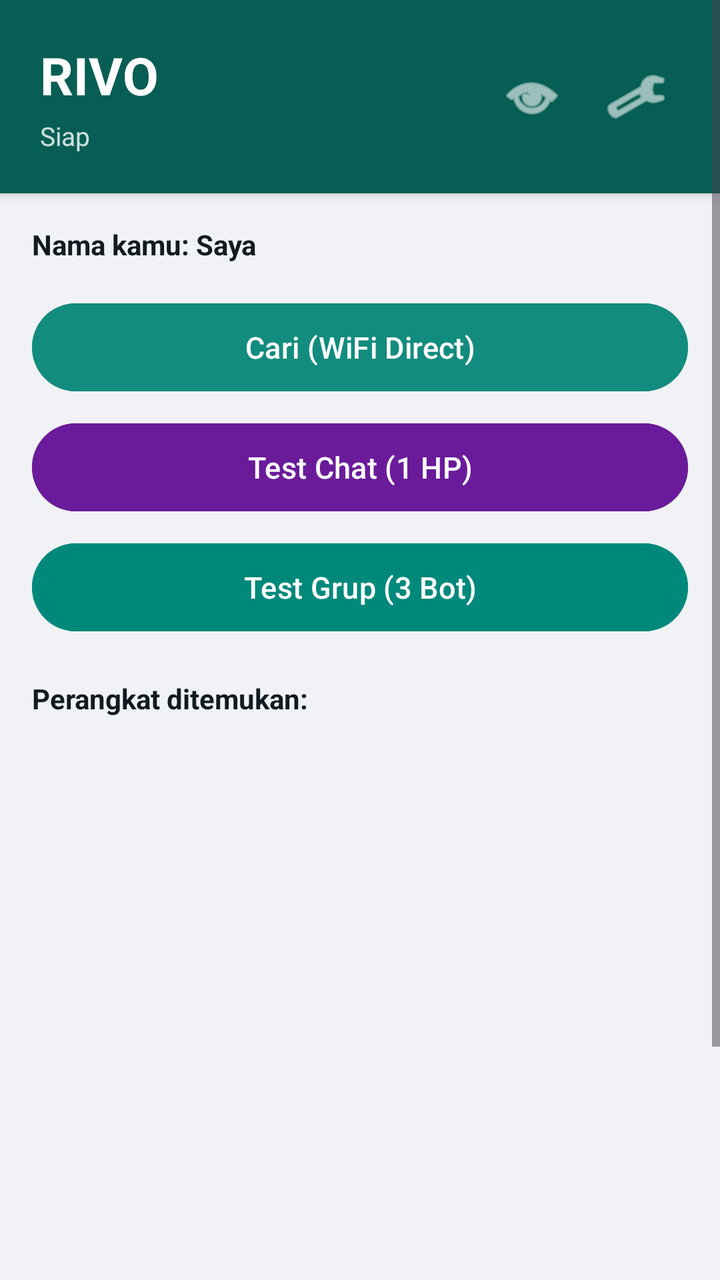
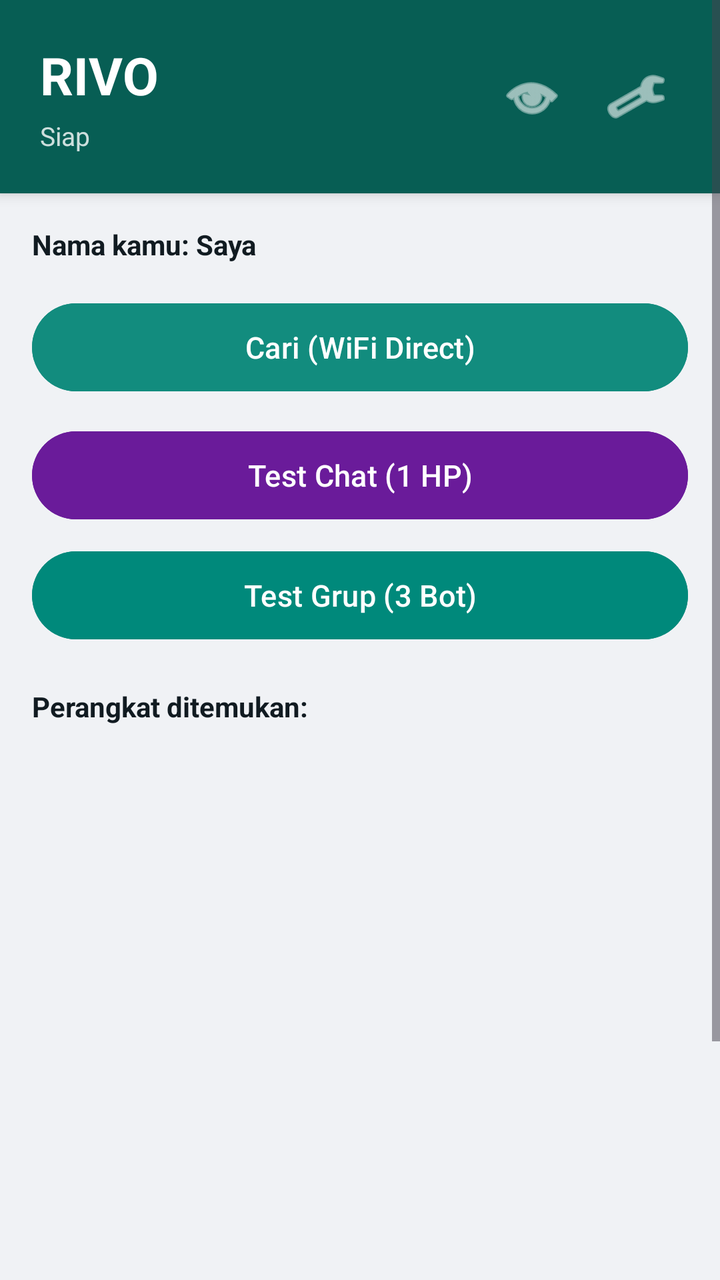

Screens rendered from an Android XML layout before and after an edit, with the pre-edit source and the edit as a unified diff.
<!-- AndroidManifest.xml: application theme Theme.Material3.DayNight.NoActionBar -->
<!-- res/layout/activity_main.xml -->
<?xml version="1.0" encoding="utf-8"?>
<ScrollView xmlns:android="http://schemas.android.com/apk/res/android"
    android:layout_width="match_parent"
    android:layout_height="match_parent"
    android:background="@color/home_bg">

<LinearLayout
    android:layout_width="match_parent"
    android:layout_height="wrap_content"
    android:orientation="vertical">

    <LinearLayout
        android:layout_width="match_parent"
        android:layout_height="wrap_content"
        android:background="@drawable/header_bg"
        android:orientation="horizontal"
        android:padding="20dp"
        android:gravity="center_vertical"
        android:elevation="4dp">

        <LinearLayout
            android:layout_width="0dp"
            android:layout_height="wrap_content"
            android:layout_weight="1"
            android:orientation="vertical">

            <TextView
                android:layout_width="match_parent"
                android:layout_height="wrap_content"
                android:text="RIVO"
                android:textColor="#FFFFFF"
                android:textSize="26sp"
                android:textStyle="bold" />

            <TextView
                android:id="@+id/statusText"
                android:layout_width="match_parent"
                android:layout_height="wrap_content"
                android:text="Siap"
                android:textColor="#CCFFFFFF"
                android:textSize="13sp"
                android:paddingTop="4dp" />
        </LinearLayout>

        <ImageButton
            android:id="@+id/btnDarkMode"
            android:layout_width="44dp"
            android:layout_height="44dp"
            android:layout_marginEnd="8dp"
            android:background="?android:attr/selectableItemBackgroundBorderless"
            android:src="@android:drawable/ic_menu_view"
            android:tint="#FFFFFF"
            android:contentDescription="Mode" />

        <ImageButton
            android:id="@+id/btnSettings"
            android:layout_width="44dp"
            android:layout_height="44dp"
            android:background="?android:attr/selectableItemBackgroundBorderless"
            android:src="@android:drawable/ic_menu_preferences"
            android:tint="#FFFFFF"
            android:contentDescription="Pengaturan" />
    </LinearLayout>

    <LinearLayout
        android:layout_width="match_parent"
        android:layout_height="wrap_content"
        android:orientation="vertical"
        android:padding="16dp">

        <TextView
            android:id="@+id/myNameText"
            android:layout_width="match_parent"
            android:layout_height="wrap_content"
            android:text="Nama kamu: Saya"
            android:textSize="14sp"
            android:textColor="@color/text_primary"
            android:paddingBottom="16dp"
            android:textStyle="bold" />

        <Button
            android:id="@+id/btnScan"
            android:layout_width="match_parent"
            android:layout_height="52dp"
            android:text="Cari (WiFi Direct)"
            android:textSize="15sp"
            android:backgroundTint="@color/brand_green_light"
            android:textColor="#FFFFFF" />

        <Button
            android:id="@+id/btnOpenChat"
            android:layout_width="match_parent"
            android:layout_height="52dp"
            android:layout_marginTop="8dp"
            android:text="Buka Chat"
            android:textSize="15sp"
            android:backgroundTint="@color/brand_accent"
            android:textColor="#FFFFFF"
            android:visibility="gone" />

        <Button
            android:id="@+id/btnDisconnect"
            android:layout_width="match_parent"
            android:layout_height="52dp"
            android:layout_marginTop="8dp"
            android:text="Putuskan Koneksi"
            android:textSize="15sp"
            android:backgroundTint="#E53935"
            android:textColor="#FFFFFF"
            android:visibility="gone" />

        <Button
            android:id="@+id/btnTestChat"
            android:layout_width="match_parent"
            android:layout_height="52dp"
            android:layout_marginTop="8dp"
            android:text="Test Chat (1 HP)"
            android:textSize="15sp"
            android:backgroundTint="#6A1B9A"
            android:textColor="#FFFFFF" />

        <Button
            android:id="@+id/btnGroupChat"
            android:layout_width="match_parent"
            android:layout_height="52dp"
            android:layout_marginTop="8dp"
            android:text="Test Grup (3 Bot)"
            android:textSize="15sp"
            android:backgroundTint="#00897B"
            android:textColor="#FFFFFF" />

        <TextView
            android:layout_width="match_parent"
            android:layout_height="wrap_content"
            android:text="Perangkat ditemukan:"
            android:paddingTop="20dp"
            android:paddingBottom="8dp"
            android:textStyle="bold"
            android:textSize="14sp"
            android:textColor="@color/text_primary" />

        <androidx.recyclerview.widget.RecyclerView
            android:id="@+id/peerList"
            android:layout_width="match_parent"
            android:layout_height="400dp" />
    </LinearLayout>
</LinearLayout>
</ScrollView>
<!-- resources referenced by this layout -->
<resources>
  <color name="brand_accent">#25D366</color>
  <color name="brand_green_light">#128C7E</color>
  <color name="home_bg">#F0F2F5</color>
  <color name="text_primary">#111B21</color>
  <!-- drawable header_bg (drawable) -->
  <?xml version="1.0" encoding="utf-8"?>
  <shape xmlns:android="http://schemas.android.com/apk/res/android"
      android:shape="rectangle">
      <solid android:color="@color/brand_green" />
  </shape>
  <color name="brand_green">#075E54</color>
</resources>

<!-- the commit's change to res/layout/activity_main.xml (unified diff, before → after) -->
@@ -3,12 +3,10 @@
     android:layout_width="match_parent"
     android:layout_height="match_parent"
     android:background="@color/home_bg">
-
 <LinearLayout
     android:layout_width="match_parent"
     android:layout_height="wrap_content"
     android:orientation="vertical">
-
     <LinearLayout
         android:layout_width="match_parent"
         android:layout_height="wrap_content"
@@ -17,13 +15,11 @@
         android:padding="20dp"
         android:gravity="center_vertical"
         android:elevation="4dp">
-
         <LinearLayout
             android:layout_width="0dp"
             android:layout_height="wrap_content"
             android:layout_weight="1"
             android:orientation="vertical">
-
             <TextView
                 android:layout_width="match_parent"
                 android:layout_height="wrap_content"
@@ -31,7 +27,6 @@
                 android:textColor="#FFFFFF"
                 android:textSize="26sp"
                 android:textStyle="bold" />
-
             <TextView
                 android:id="@+id/statusText"
                 android:layout_width="match_parent"
@@ -41,7 +36,6 @@
                 android:textSize="13sp"
                 android:paddingTop="4dp" />
         </LinearLayout>
-
         <ImageButton
             android:id="@+id/btnDarkMode"
             android:layout_width="44dp"
@@ -51,7 +45,6 @@
             android:src="@android:drawable/ic_menu_view"
             android:tint="#FFFFFF"
             android:contentDescription="Mode" />
-
         <ImageButton
             android:id="@+id/btnSettings"
             android:layout_width="44dp"
@@ -61,13 +54,11 @@
             android:tint="#FFFFFF"
             android:contentDescription="Pengaturan" />
     </LinearLayout>
-
     <LinearLayout
         android:layout_width="match_parent"
         android:layout_height="wrap_content"
         android:orientation="vertical"
         android:padding="16dp">
-
         <TextView
             android:id="@+id/myNameText"
             android:layout_width="match_parent"
@@ -77,7 +68,6 @@
             android:textColor="@color/text_primary"
             android:paddingBottom="16dp"
             android:textStyle="bold" />
-
         <Button
             android:id="@+id/btnScan"
             android:layout_width="match_parent"
@@ -86,7 +76,6 @@
             android:textSize="15sp"
             android:backgroundTint="@color/brand_green_light"
             android:textColor="#FFFFFF" />
-
         <Button
             android:id="@+id/btnOpenChat"
             android:layout_width="match_parent"
@@ -97,7 +86,6 @@
             android:backgroundTint="@color/brand_accent"
             android:textColor="#FFFFFF"
             android:visibility="gone" />
-
         <Button
             android:id="@+id/btnDisconnect"
             android:layout_width="match_parent"
@@ -108,17 +96,41 @@
             android:backgroundTint="#E53935"
             android:textColor="#FFFFFF"
             android:visibility="gone" />
-
+        <LinearLayout
+            android:id="@+id/debugPanel"
+            android:layout_width="match_parent"
+            android:layout_height="wrap_content"
+            android:layout_marginTop="12dp"
+            android:background="#1A1A1A"
+            android:orientation="vertical"
+            android:padding="10dp"
+            android:visibility="gone">
+            <TextView
+                android:layout_width="match_parent"
+                android:layout_height="wrap_content"
+                android:text="Debug Info"
+                android:textColor="#00FF00"
+                android:textSize="11sp"
+                android:textStyle="bold" />
+            <TextView
+                android:id="@+id/debugText"
+                android:layout_width="match_parent"
+                android:layout_height="wrap_content"
+                android:text=""
+                android:textColor="#00FF00"
+                android:textSize="10sp"
+                android:fontFamily="monospace"
+                android:paddingTop="4dp" />
+        </LinearLayout>
         <Button
             android:id="@+id/btnTestChat"
             android:layout_width="match_parent"
             android:layout_height="52dp"
-            android:layout_marginTop="8dp"
+            android:layout_marginTop="12dp"
             android:text="Test Chat (1 HP)"
             android:textSize="15sp"
             android:backgroundTint="#6A1B9A"
             android:textColor="#FFFFFF" />
-
         <Button
             android:id="@+id/btnGroupChat"
             android:layout_width="match_parent"
@@ -128,7 +140,6 @@
             android:textSize="15sp"
             android:backgroundTint="#00897B"
             android:textColor="#FFFFFF" />
-
         <TextView
             android:layout_width="match_parent"
             android:layout_height="wrap_content"
@@ -138,7 +149,6 @@
             android:textStyle="bold"
             android:textSize="14sp"
             android:textColor="@color/text_primary" />
-
         <androidx.recyclerview.widget.RecyclerView
             android:id="@+id/peerList"
             android:layout_width="match_parent"
